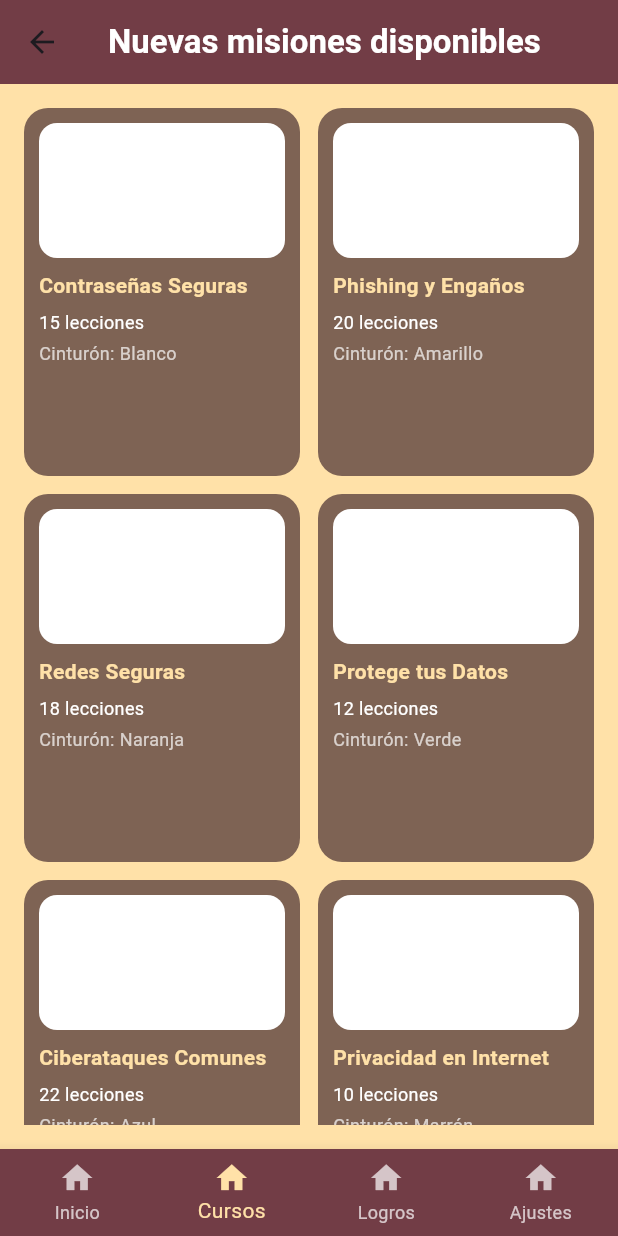
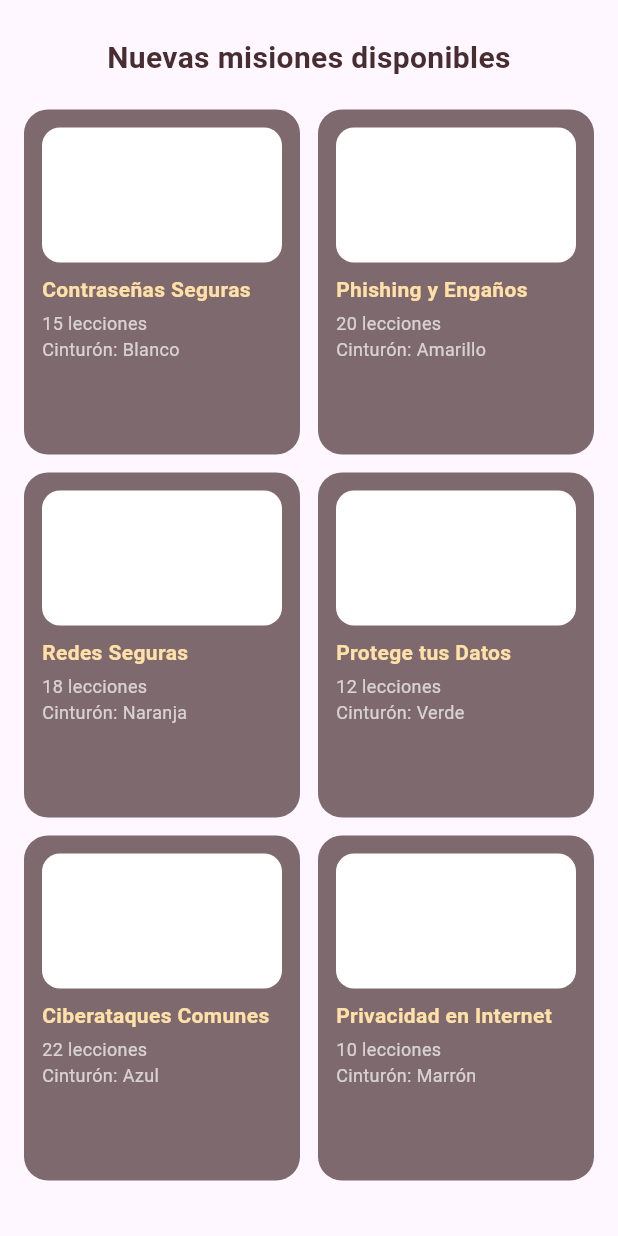
Before and after one commit to aresmargal/cyber_dojo, a Flutter app: the CoursesScreen widget shown alone on an empty page, opened directly, on a phone screen of 412 x 824 dp. Run offline on Flutter 3.47's test engine with Material 3 defaults, Android fonts, the phone set to English and light mode, and no system bars.

Commit message:
Ajustes CoursesScreen

```diff
--- a/lib/screens/homeCourses/courses_screen.dart
+++ b/lib/screens/homeCourses/courses_screen.dart
@@ -41,49 +41,49 @@ class _CoursesScreenState extends State<CoursesScreen> {
     },
   ];
 
-  int _selectedIndex = 1; // índice del menú inferior (Cursos)
-
   @override
   Widget build(BuildContext context) {
-    return Scaffold(
-      backgroundColor: const Color(0xFFFFE1A8),
-      appBar: AppBar(
-        backgroundColor: const Color(0xFF723D46),
-        title: const Text(
+    return SingleChildScrollView(
+      padding: const EdgeInsets.all(16),
+      child: Column(
+        crossAxisAlignment: CrossAxisAlignment.center,
+        children: [
+          // Título principal
+          const SizedBox(height: 8),
+          const Text(
             "Nuevas misiones disponibles",
-          style: TextStyle(color: Colors.white, fontWeight: FontWeight.bold),
+            textAlign: TextAlign.center,
+            style: TextStyle(
+              fontSize: 20,
+              fontWeight: FontWeight.bold,
+              color: Color(0xFF472D30),
             ),
-        centerTitle: true,
-        elevation: 0,
           ),
-      body: Padding(
-        padding: const EdgeInsets.all(16),
-        child: GridView.builder(
-          itemCount: courses.length,
+          const SizedBox(height: 20),
+
+          // Grid de cursos
+          GridView.builder(
+            shrinkWrap: true,
+            physics: const NeverScrollableScrollPhysics(),
             gridDelegate: const SliverGridDelegateWithFixedCrossAxisCount(
               crossAxisCount: 2,
               crossAxisSpacing: 12,
               mainAxisSpacing: 12,
-            childAspectRatio: 0.75,
+              childAspectRatio: 0.8,
             ),
+            itemCount: courses.length,
             itemBuilder: (context, index) {
               final course = courses[index];
               return GestureDetector(
                 onTap: () {
-                // TODO: la navegación a la pantalla de detalle del curso
-                Navigator.push(
-                  context,
-                  MaterialPageRoute(
-                    builder: (context) => CourseDetailScreen(course: course),
-                  ),
-                );
+                  print("Abrir curso: ${course['title']}");
                 },
                 child: Container(
                   decoration: BoxDecoration(
                     color: const Color(0xB3472D30),
                     borderRadius: BorderRadius.circular(16),
                   ),
-                padding: const EdgeInsets.all(10),
+                  padding: const EdgeInsets.all(12),
                   child: Column(
                     crossAxisAlignment: CrossAxisAlignment.start,
                     children: [
@@ -96,30 +96,24 @@ class _CoursesScreenState extends State<CoursesScreen> {
                         ),
                       ),
                       const SizedBox(height: 8),
-                    // Título
                       Text(
-                      course["title"],
+                        course["title"]!,
                         style: const TextStyle(
                           color: Color(0xFFFFE1A8),
+                          fontWeight: FontWeight.bold,
                           fontSize: 14,
-                        fontWeight: FontWeight.bold,
                         ),
-                      maxLines: 2,
-                      overflow: TextOverflow.ellipsis,
                       ),
-                    const SizedBox(height: 6),
-                    // Número de lecciones
+                      const SizedBox(height: 4),
                       Text(
-                      course["lessons"],
+                        course["lessons"]!,
                         style: const TextStyle(
-                        color: Colors.white,
+                          color: Colors.white70,
                           fontSize: 12,
                         ),
                       ),
-                    const SizedBox(height: 4),
-                    // Cinturón
                       Text(
-                      course["belt"],
+                        course["belt"]!,
                         style: const TextStyle(
                           color: Colors.white70,
                           fontSize: 12,
@@ -131,66 +125,8 @@ class _CoursesScreenState extends State<CoursesScreen> {
               );
             },
           ),
-      ),
-
-      // Menú inferior
-      bottomNavigationBar: BottomNavigationBar(
-        backgroundColor: const Color(0xFF723D46),
-        selectedItemColor: const Color(0xFFFFE1A8),
-        unselectedItemColor: Colors.white70,
-        type: BottomNavigationBarType.fixed,
-        currentIndex: _selectedIndex,
-        onTap: (index) {
-          setState(() {
-            _selectedIndex = index;
-          });
-        },
-        items: const [
-          BottomNavigationBarItem(
-            icon: Icon(Icons.home),
-            label: "Inicio",
-          ),
-          BottomNavigationBarItem(
-            icon: Icon(Icons.home),
-            label: "Cursos",
-          ),
-          BottomNavigationBarItem(
-            icon: Icon(Icons.home),
-            label: "Logros",
-          ),
-          BottomNavigationBarItem(
-            icon: Icon(Icons.home),
-            label: "Ajustes",
-          ),
         ],
       ),
     );
   }
 }
-
-class CourseDetailScreen extends StatelessWidget {
-  final Map<String, dynamic> course;
-  const CourseDetailScreen({super.key, required this.course});
-
-  @override
-  Widget build(BuildContext context) {
-    return Scaffold(
-      backgroundColor: const Color(0xFFFFE1A8),
-      appBar: AppBar(
-        backgroundColor: const Color(0xFF723D46),
-        title: Text(
-          course["title"],
-          style: const TextStyle(color: Colors.white),
-        ),
-        centerTitle: true,
-      ),
-      body: Center(
-        child: Text(
-          "Pantalla de detalles del curso:\n${course["title"]}",
-          textAlign: TextAlign.center,
-          style: const TextStyle(fontSize: 18),
-        ),
-      ),
-    );
-  }
-}
--- a/lib/screens/main_screen.dart
+++ b/lib/screens/main_screen.dart
@@ -15,7 +15,7 @@ class _MainScreenState extends State<MainScreen> {
   // Lista de pantallas
   final List<Widget> _screens = const [
     HomeScreen(),
-    CoursesScreen(),
+    CoursesScreen(), // index: 1, real: 2, falta DojoScreen
   ];
 
   @override
@@ -23,7 +23,7 @@ class _MainScreenState extends State<MainScreen> {
     return Scaffold(
       backgroundColor: const Color(0xFFFFE1A8),
 
-       // 🔹 Cabecera personalizada
+       // Cabecera personalizada
       appBar: PreferredSize(
         preferredSize: const Size.fromHeight(80),
         child: Container(
@@ -41,7 +41,7 @@ class _MainScreenState extends State<MainScreen> {
           child: Row(
             crossAxisAlignment: CrossAxisAlignment.center,
             children: [
-              // Foto de perfil (temporal o del usuario)
+              // Foto de perfil
               const CircleAvatar(
                 radius: 25,
                 backgroundImage: AssetImage("assets/images/pfp/pfp4.png"),
```
Lines whose indentation alone changed are shown as unchanged.
